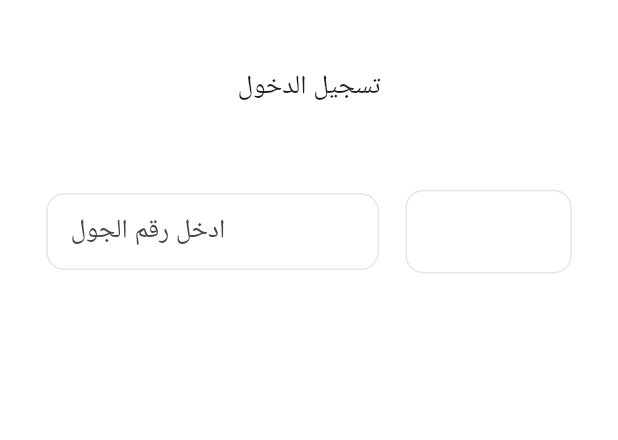
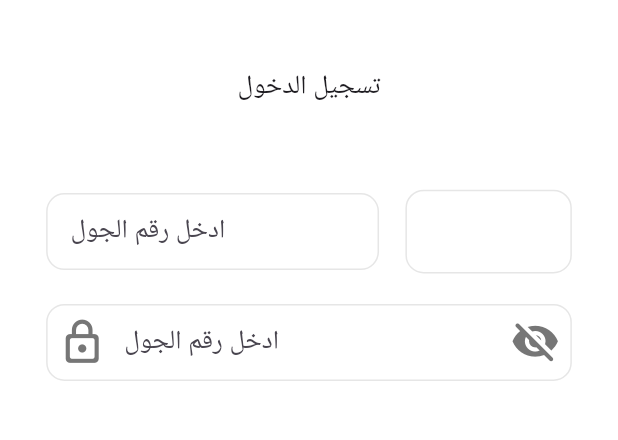
Before and after one commit to MohammedGhazaly/alex-apps-task, a Flutter app: the screen it shows after launch, on a phone screen of 412 x 824 dp, the part 347-787 px from its top. Run offline on Flutter 3.47's test engine with Material 2 defaults, Android fonts, the light colour scheme and no system bars; our stand-ins replace flutter_screenutil.

Commit message:
Added password text field

```diff
--- a/lib/views/login/widgets/login_view_body.dart
+++ b/lib/views/login/widgets/login_view_body.dart
@@ -65,6 +65,26 @@ class LoginViewBody extends StatelessWidget {
                         ),
                       ],
                     ),
+                    SizedBox(
+                      height: 20.h,
+                    ),
+                    CustomAuthFormField(
+                      prefixIcon: Icon(
+                        Icons.lock_outline_rounded,
+                        size: 30.sp,
+                        color: Color.fromARGB(255, 118, 118, 118),
+                      ),
+                      suffixIcon: IconButton(
+                        onPressed: () {},
+                        icon: Icon(
+                          Icons.visibility_off_rounded,
+                          size: 30.sp,
+                          color: Color.fromARGB(255, 118, 118, 118),
+                        ),
+                      ),
+                      hintText: "ادخل رقم الجول",
+                      textInputType: TextInputType.number,
+                    ),
                   ],
                 ),
               )
```
